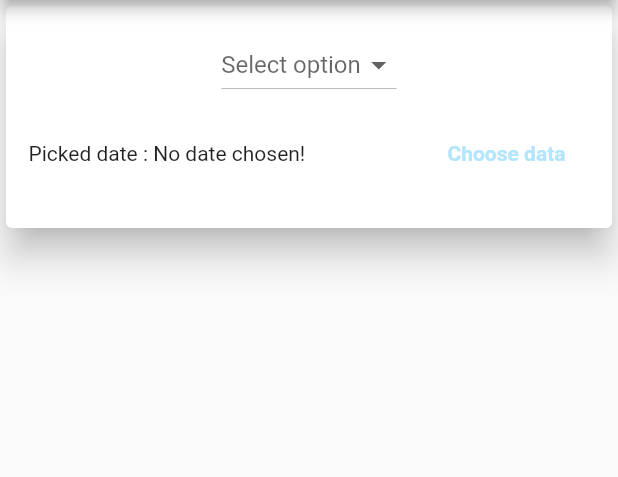
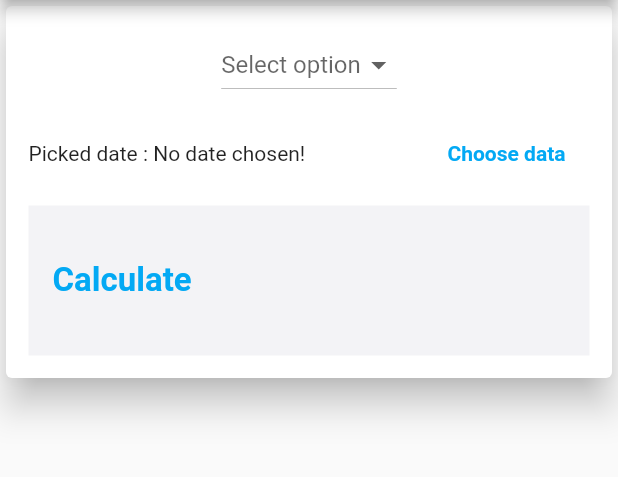
Before and after one commit to wzslr321/Time-Calculator-Mobile-App, a Flutter app: the screen it shows after launch, on a phone screen of 412 x 824 dp, the part 84-561 px from its top. Run offline on Flutter 3.47's test engine with Material 2 defaults, Android fonts, the phone set to English and light mode, and no system bars.

Commit message:
Functionality of saving values of Dates and selected dropDownMenu item triggered on calculate button.

```diff
--- a/lib/main.dart
+++ b/lib/main.dart
@@ -13,6 +13,7 @@ class MyApp extends StatelessWidget {
       title: 'Time calculator',
       theme: ThemeData(
         primarySwatch: Colors.lightBlue,
+        accentColor:Color.fromRGBO(196 , 195, 208, 0.2),
         visualDensity: VisualDensity.adaptivePlatformDensity,
       ),
       home: MyHomePage(),
--- a/lib/widgets/new_calculation.dart
+++ b/lib/widgets/new_calculation.dart
@@ -16,26 +16,33 @@ class Item {
 }
 
 class _NewCalculationState extends State<NewCalculation> {
-  DateTime _actualDate;
+  DateTime _actualDate = DateTime.now();
   DateTime _selectedDate;
 
   String _option;
 
   final List<String> _calculateOptions =  ['Years', 'Months', 'Days', 'WeekDays', 'Weekends', 'Hours', 'Minutes', 'Seconds'];
-  final  _calculateOptionController = TextEditingController();
 
   void _calculateDate() {
 
-    final _enteredOption = _calculateOptionController.text;
+    final _enteredOption = _option;
+
+
 
      if(_actualDate == null || _selectedDate == null || _enteredOption.isEmpty)
        return;
+
+     print(_enteredOption);
+     print(_selectedDate);
+     print(_actualDate);
 
      widget.calculate(
        _actualDate,
        _selectedDate,
        _enteredOption,
      );
+
+
 
      Navigator.of(context).pop();
   }
@@ -85,7 +92,7 @@ class _NewCalculationState extends State<NewCalculation> {
                     child: Text('Picked date : ${_selectedDate != null ? DateFormat.yMd().format(_selectedDate): 'No date chosen!'}'),
                 ),
                 FlatButton(
-                  textColor: Theme.of(context).primaryColorLight,
+                  textColor: Theme.of(context).primaryColor,
                   child:Text(
                     'Choose data',
                     style:TextStyle(fontWeight: FontWeight.bold),
@@ -94,6 +101,23 @@ class _NewCalculationState extends State<NewCalculation> {
                 )
               ],)
             ),
+            Container(
+              height:100,
+              color:Theme.of(context).accentColor,
+              child:Row(children: [
+                FlatButton(
+                  child:Text(
+                    'Calculate',
+                    style:TextStyle(
+                        fontWeight: FontWeight.bold,
+                        fontSize: 22,
+                        color:Theme.of(context).primaryColor,
+                    )
+                  ),
+                  onPressed: _calculateDate,
+                )
+              ],),
+            ),
           ],
         ),
       ),
```
